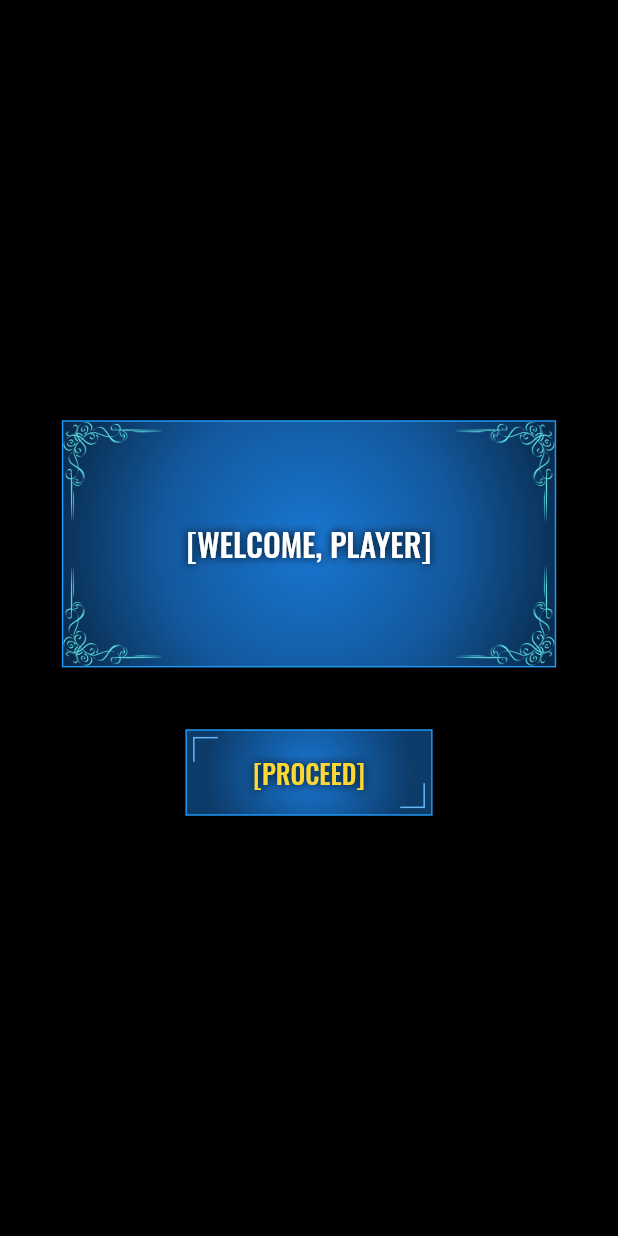
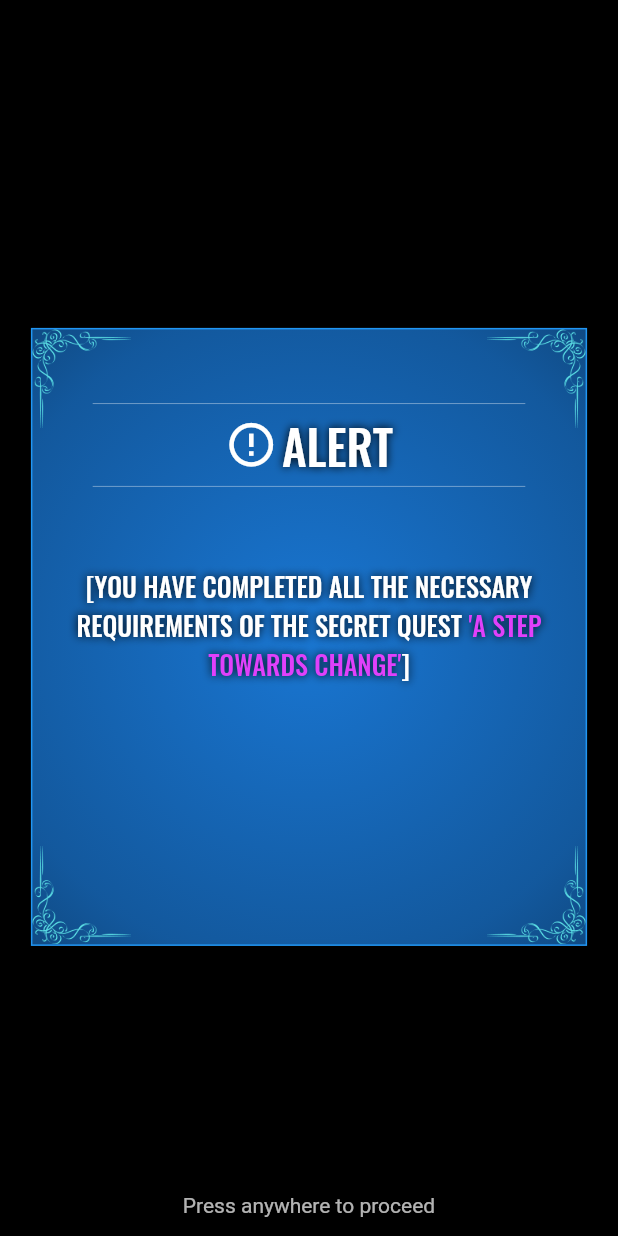
Before and after one commit to priyamharsh14/LevelUpLife, a Flutter app: the screen it shows after launch, on a phone screen of 412 x 824 dp. Run offline on Flutter 3.47's test engine with Material 2 defaults, Android fonts, the phone set to English and light mode, and no system bars; drawn by our look-alikes of delayed_display, velocity_x; our stand-ins replace animated_text_kit, font_awesome_flutter, sqflite; missing offline and left inert: horizontal_picker; accounts and stored records are empty.

Commit message:
Added the Intro Page

```diff
--- a/lib/main.dart
+++ b/lib/main.dart
@@ -1,3 +1,4 @@
+import 'package:LevelUpLife/screens/intro.dart';
 import 'package:LevelUpLife/screens/welcome.dart';
 import 'package:LevelUpLife/screens/registration.dart';
 import 'package:flutter/material.dart';
@@ -17,12 +18,13 @@ class MyApp extends StatelessWidget {
         primarySwatch: Colors.blue,
         visualDensity: VisualDensity.adaptivePlatformDensity,
       ),
-      initialRoute: 'WelcomePage',
+      initialRoute: 'IntroPage',
       routes: {
         'WelcomePage': (context) => WelcomePage(),
         'RegisterPage': (context) => RegistrationPage(),
+        'IntroPage': (context) => IntroPage(),
       },
-      home: WelcomePage(),
+      //home: WelcomePage(),
     );
   }
 }
--- /dev/null
+++ b/lib/screens/intro.dart
@@ -0,0 +1,285 @@
+import 'package:flutter/material.dart';
+import 'package:flutter/services.dart';
+import 'package:velocity_x/velocity_x.dart';
+import 'package:animated_text_kit/animated_text_kit.dart';
+
+class IntroPage extends StatefulWidget {
+  @override
+  _IntroPageState createState() => _IntroPageState();
+}
+
+class _IntroPageState extends State<IntroPage> {
+  bool isProceed = false;
+  @override
+  Widget build(BuildContext context) {
+    return Material(
+      child: GestureDetector(
+        onTap: () {
+          setState(() {
+            isProceed = true;
+          });
+        },
+        child: Container(
+          width: context.screenWidth,
+          height: context.screenHeight,
+          color: Colors.black,
+          child: VStack(
+            [
+              SizedBox(
+                height: context.percentHeight * 25,
+              ),
+              Container(
+                height: context.percentHeight * 50,
+                width: context.percentWidth * 90,
+                decoration: BoxDecoration(
+                    border: Border.all(color: Colors.blue),
+                    gradient: RadialGradient(
+                      colors: [
+                        Colors.blue[700],
+                        Colors.blue[700].withOpacity(0.75),
+                        Colors.blue[700].withOpacity(0.25),
+                      ],
+                      radius: 1.2,
+                    )),
+                child: Stack(children: [
+                  Positioned(
+                    top: 0,
+                    left: 0,
+                    child: RotatedBox(
+                      quarterTurns: 0,
+                      child: Image.asset(
+                        'assets/images/corner.png',
+                        height: context.percentHeight * 8,
+                      ),
+                    ),
+                  ),
+                  Positioned(
+                    top: 0,
+                    right: 0,
+                    child: RotatedBox(
+                      quarterTurns: 1,
+                      child: Image.asset(
+                        'assets/images/corner.png',
+                        height: context.percentHeight * 8,
+                      ),
+                    ),
+                  ),
+                  Positioned(
+                    left: 0,
+                    bottom: 0,
+                    child: RotatedBox(
+                      quarterTurns: 3,
+                      child: Image.asset(
+                        'assets/images/corner.png',
+                        height: context.percentHeight * 8,
+                      ),
+                    ),
+                  ),
+                  Positioned(
+                    right: 0,
+                    bottom: 0,
+                    child: RotatedBox(
+                      quarterTurns: 2,
+                      child: Image.asset(
+                        'assets/images/corner.png',
+                        height: context.percentHeight * 8,
+                      ),
+                    ),
+                  ),
+                  Padding(
+                    padding: EdgeInsets.symmetric(
+                        horizontal: context.percentWidth * 4,
+                        vertical: context.percentHeight * 1.5),
+                    child: VStack(
+                      [
+                        SizedBox(height: context.percentHeight * 4),
+                        SizedBox(
+                          height: context.percentHeight * 1,
+                          width: context.percentWidth * 70,
+                          child: Divider(color: Colors.white38),
+                        ),
+                        HStack([
+                          Icon(
+                            Icons.error_outline,
+                            color: Colors.white,
+                            size: 35,
+                          ),
+                          SizedBox(width: 3),
+                          'ALERT'
+                              .text
+                              .xl4
+                              .fontFamily("Oswald")
+                              .textStyle(TextStyle(shadows: [
+                                Shadow(
+                                  blurRadius: 7.5,
+                                  color: Colors.black,
+                                )
+                              ]))
+                              .center
+                              .color(Colors.white)
+                              .makeCentered(),
+                        ]),
+                        SizedBox(
+                          height: context.percentHeight * 1,
+                          width: context.percentWidth * 70,
+                          child: Divider(color: Colors.white38),
+                        ),
+                        SizedBox(height: context.percentHeight * 6),
+                        Visibility(
+                          visible: !isProceed,
+                          child: RichText(
+                              textAlign: TextAlign.center,
+                              textScaleFactor: 1.25,
+                              text: TextSpan(
+                                  text:
+                                      "[YOU HAVE COMPLETED ALL THE NECESSARY REQUIREMENTS OF THE SECRET QUEST ",
+                                  style: TextStyle(
+                                    color: Colors.white,
+                                    fontFamily: "Oswald",
+                                    shadows: [
+                                      Shadow(
+                                        blurRadius: 7.5,
+                                        color: Colors.black,
+                                      ),
+                                    ],
+                                  ),
+                                  children: <TextSpan>[
+                                    TextSpan(
+                                      text: "'A STEP TOWARDS CHANGE'",
+                                      style: TextStyle(
+                                        color: Colors.purpleAccent,
+                                        fontFamily: "Oswald",
+                                        shadows: [
+                                          Shadow(
+                                            blurRadius: 7.5,
+                                            color: Colors.black,
+                                          ),
+                                        ],
+                                      ),
+                                    ),
+                                    TextSpan(
+                                      text: "]",
+                                      style: TextStyle(
+                                        color: Colors.white,
+                                        fontFamily: "Oswald",
+                                        shadows: [
+                                          Shadow(
+                                            blurRadius: 7.5,
+                                            color: Colors.black,
+                                          ),
+                                        ],
+                                      ),
+                                    )
+                                  ])),
+                        ),
+                        Visibility(
+                            visible: isProceed,
+                            child: VStack([
+                              "YOU HAVE EARNED THE RIGHT TO BECOME A PLAYER."
+                                  .text
+                                  .xl
+                                  .fontFamily("Oswald")
+                                  .textStyle(TextStyle(shadows: [
+                                    Shadow(
+                                      blurRadius: 7.5,
+                                      color: Colors.black,
+                                    )
+                                  ]))
+                                  .center
+                                  .color(Colors.white)
+                                  .makeCentered(),
+                              SizedBox(
+                                height: context.percentHeight * 1.3,
+                              ),
+                              "WILL YOU ACCEPT?"
+                                  .text
+                                  .xl
+                                  .fontFamily("Oswald")
+                                  .textStyle(TextStyle(shadows: [
+                                    Shadow(
+                                      blurRadius: 7.5,
+                                      color: Colors.black,
+                                    )
+                                  ]))
+                                  .center
+                                  .color(Colors.white)
+                                  .makeCentered(),
+                            ])),
+                        SizedBox(height: context.percentHeight * 3),
+                        Visibility(
+                          visible: isProceed,
+                            child: HStack([
+                          FlatButton(
+                            onPressed: () {
+                              Navigator.pushNamed(context, 'RegisterPage');
+                            },
+                            shape: ContinuousRectangleBorder(
+                                side: BorderSide(color: Colors.white)),
+                            color: Colors.blue[600],
+                            child: "ACCEPT"
+                                .text
+                                .xl
+                                .fontFamily("Oswald")
+                                .textStyle(TextStyle(shadows: [
+                                  Shadow(
+                                    blurRadius: 4,
+                                    color: Colors.white,
+                                  )
+                                ]))
+                                .center
+                                .color(Colors.white)
+                                .makeCentered(),
+                          ),
+                          SizedBox(
+                            width: context.percentWidth * 5,
+                          ),
+                          FlatButton(
+                            onPressed: () {
+                              SystemNavigator.pop();
+                            },
+                            shape: ContinuousRectangleBorder(
+                                side: BorderSide(color: Colors.white)),
+                            color: Colors.blue[600],
+                            child: "REFUSE"
+                                .text
+                                .xl
+                                .fontFamily("Oswald")
+                                .textStyle(TextStyle(shadows: [
+                                  Shadow(
+                                    blurRadius: 4,
+                                    color: Colors.white,
+                                  )
+                                ]))
+                                .center
+                                .color(Colors.white)
+                                .makeCentered(),
+                          )
+                        ]))
+                      ],
+                      alignment: MainAxisAlignment.center,
+                      crossAlignment: CrossAxisAlignment.center,
+                    ),
+                  ),
+                ]),
+              ),
+              SizedBox(height: context.percentHeight * 20),
+              Visibility(
+                visible: !isProceed,
+                child: FadeAnimatedTextKit(
+                    totalRepeatCount: 10,
+                    text: [
+                      "Press anywhere to proceed",
+                    ],
+                    textStyle: TextStyle(color: Colors.white70),
+                    textAlign: TextAlign.start,
+                    alignment: AlignmentDirectional.topStart),
+              )
+            ],
+            alignment: MainAxisAlignment.center,
+            crossAlignment: CrossAxisAlignment.center,
+          ),
+        ),
+      ),
+    );
+  }
+}
--- a/pubspec.yaml
+++ b/pubspec.yaml
@@ -36,6 +36,7 @@ dependencies:
   delayed_display: ^1.0.3
   horizontal_picker: ^1.0.0
   font_awesome_flutter: ^8.8.1
+  animated_text_kit: ^2.5.1
 
 dev_dependencies:
   flutter_test:
```
Also changed, not shown: pubspec.lock.
